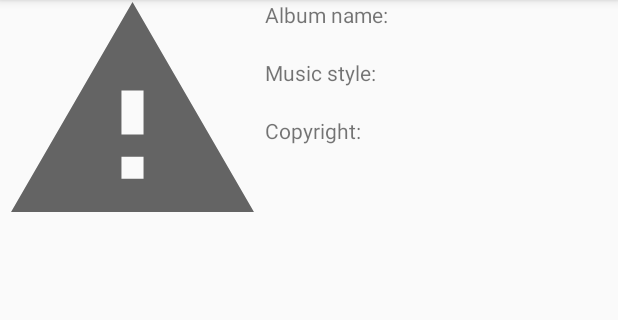
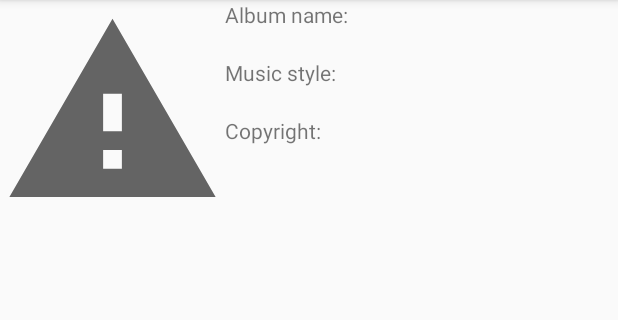
Before and after one commit to igefosh/iTunesAPI, an Android app: the AlbumActivity screen opened directly, with no data from a screen before it, on a phone screen of 412 x 824 dp, the part 84-404 px from its top. Run offline under Robolectric (Android 15) with nearby library versions, the phone set to English and light mode, and no system bars; our stand-ins replace Picasso; pictures from the network do not load; 5 statements that could not run were skipped.

Commit message:
Исправление бага с размером картинки в просмотре альбома

```diff
--- a/app/src/main/java/practice/igefosh/itunesapi/SearchableActivity.java
+++ b/app/src/main/java/practice/igefosh/itunesapi/SearchableActivity.java
@@ -55,6 +55,7 @@ public class SearchableActivity extends AppCompatActivity implements LoaderManag
                 startMusicAlbumActivity.putExtra("name", currentAlbum.getAlbumName());
                 startMusicAlbumActivity.putExtra("copyright", currentAlbum.getCopyright());
                 startMusicAlbumActivity.putExtra("style", currentAlbum.getMusicStyle());
+                startMusicAlbumActivity.setFlags(Intent.FLAG_ACTIVITY_NEW_TASK);
                 // Send the intent to launch a new activity
                 startActivity(startMusicAlbumActivity);
             }
--- a/app/src/main/res/layout/activity_album.xml
+++ b/app/src/main/res/layout/activity_album.xml
@@ -14,16 +14,14 @@
 
         <ImageView
             android:id="@+id/cover_album_activity"
-            android:layout_width="wrap_content"
+            android:layout_width="150dp"
             android:layout_height="150dp"
-            android:layout_weight="1"
-            app:srcCompat="?android:attr/alertDialogIcon"
-            android:contentDescription="@string/the_album_cover"/>
+            android:contentDescription="@string/the_album_cover"
+            app:srcCompat="?android:attr/alertDialogIcon" />
 
         <LinearLayout
-            android:layout_width="wrap_content"
+            android:layout_width="match_parent"
             android:layout_height="wrap_content"
-            android:layout_weight="1"
             android:orientation="vertical">
 
             <TextView
```
